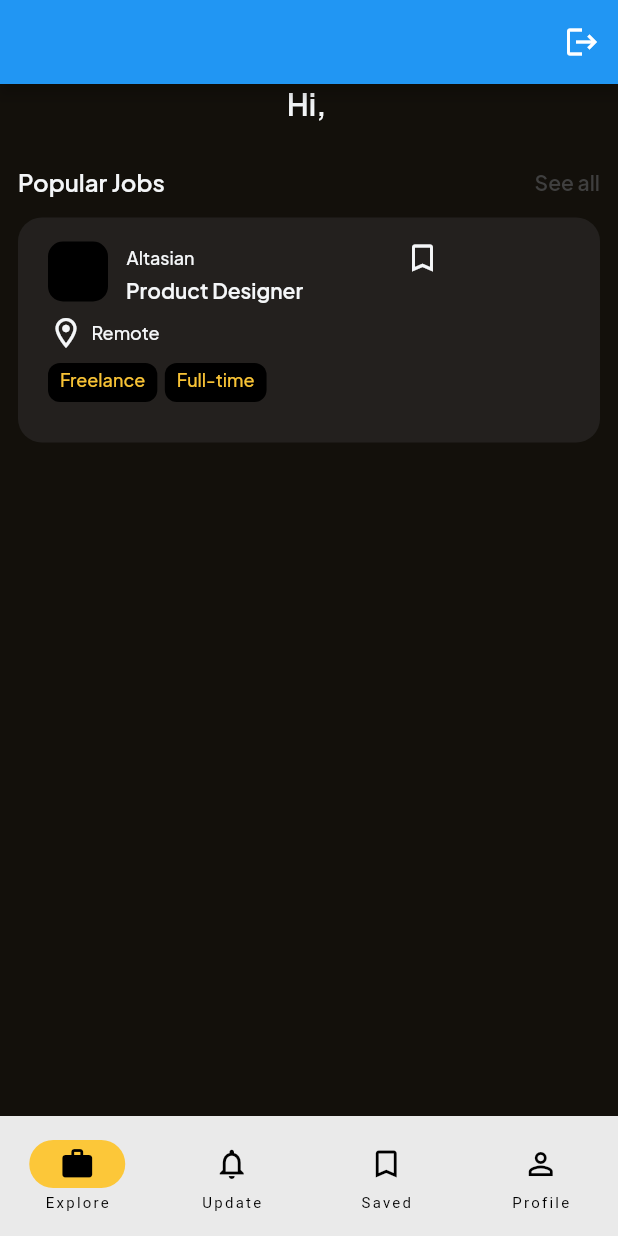
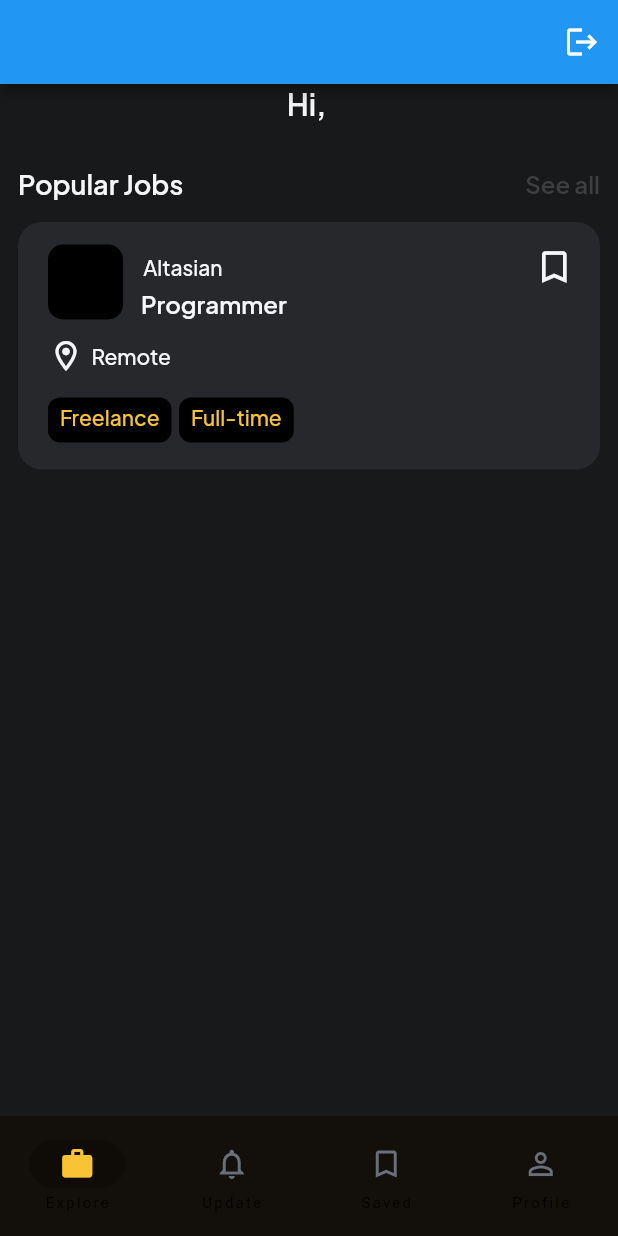
Before and after one commit to michaelAngelo1/enablind, a Flutter app: the screen it shows once a user with an empty profile is signed in, on a phone screen of 412 x 824 dp. Run offline on Flutter 3.47's test engine with Material 2 defaults, Android fonts, the phone set to English and light mode, and no system bars; our stand-ins replace cloud_firestore, firebase_auth, firebase_core, firebase_database, google_fonts; accounts and stored records are empty.

Commit message:
feat: final jobcard, refined bottomnavbar

```diff
--- a/lib/pages/auth/home_page.dart
+++ b/lib/pages/auth/home_page.dart
@@ -37,7 +37,7 @@ class _HomePageState extends State<HomePage> {
       body: <Widget>[
           Container(
             decoration: const BoxDecoration(
-              color: Color(0xffb0f0c07),
+              color: mainBgColor,
             ),
             height: MediaQuery.of(context).size.height,
             width: MediaQuery.of(context).size.width,
@@ -62,7 +62,7 @@ class _HomePageState extends State<HomePage> {
                       Text(
                         "Popular Jobs",
                         style: GoogleFonts.plusJakartaSans(
-                          fontSize: 16.0,
+                          fontSize: 18,
                           fontWeight: FontWeight.w600,
                           color: titleContentColor,
                         )
@@ -77,7 +77,7 @@ class _HomePageState extends State<HomePage> {
                       Text(
                         "See all",
                         style: GoogleFonts.plusJakartaSans(
-                          fontSize: 14.0,
+                          fontSize: 16.0,
                           fontWeight: FontWeight.w600,
                           color: Color(0xffb404040),
                         )
@@ -129,41 +129,65 @@ class _HomePageState extends State<HomePage> {
         ][currentPageIndex],
 
       // BottomNavBar: Explore, Notifs, Saved, Profile
-      bottomNavigationBar: NavigationBar(
+      bottomNavigationBar:  NavigationBar(
         onDestinationSelected: (int index) {
           setState(() {
             currentPageIndex = index;
           });
         },
-        indicatorColor: accentColor,
+        backgroundColor: bottomNavBarColor,
+        indicatorColor: bottomNavBarColor,
         selectedIndex: currentPageIndex,
         destinations: const <Widget>[
-
           // Explore Jobs
           NavigationDestination(
-            selectedIcon: Icon(Icons.work),
-            icon: Icon(Icons.work_outline),
+            selectedIcon: Icon(
+              Icons.work,
+              color: accentColor
+            ),
+            icon: Icon(
+              Icons.work_outline,
+              color: disabledNavbar
+            ),
             label: 'Explore'
           ),
 
           // Notifs
           NavigationDestination(
-            selectedIcon: Icon(Icons.notifications),
-            icon: Icon(Icons.notifications_outlined),
+            selectedIcon: Icon(
+              Icons.notifications,
+              color: accentColor
+            ),
+            icon: Icon(
+              Icons.notifications_outlined,
+              color: disabledNavbar
+            ),
             label: 'Update'
           ),
 
           // Saved Jobs
           NavigationDestination(
-            selectedIcon: Icon(Icons.bookmark),
-            icon: Icon(Icons.bookmark_border),
-            label: 'Saved'
+            selectedIcon: Icon(
+              Icons.bookmark,
+              color: accentColor
+            ),
+            icon: Icon(Icons.bookmark_border,
+              color: disabledNavbar
+            ),
+            label: 'Saved',
+
           ),
 
           // Profile
           NavigationDestination(
-            selectedIcon: Icon(Icons.person),
-            icon: Icon(Icons.person_outline),
+            selectedIcon: Icon(
+              Icons.person,
+              color: accentColor
+            ),
+            icon: Icon(
+              Icons.person_outline,
+              color: disabledNavbar
+            ),
             label: 'Profile'
           ),
         ]
--- a/lib/pages/auth/login_page.dart
+++ b/lib/pages/auth/login_page.dart
@@ -66,7 +66,6 @@ class LoginPage extends StatelessWidget {
               ),
 
               const SizedBox(height: 10),
-
               // forgot password?
               Padding(
                 padding: const EdgeInsets.symmetric(horizontal: 25.0),
--- a/lib/pages/jobs/jobcard.dart
+++ b/lib/pages/jobs/jobcard.dart
@@ -10,8 +10,8 @@ class JobCard extends StatelessWidget {
   @override
   Widget build(BuildContext context) {
     return Container(
-      height: 150,
-      width: 500,
+      height: 165,
+      width: 400,
       decoration: BoxDecoration(
         color: cardJobListColor,
         borderRadius: BorderRadius.all(Radius.circular(16)),
@@ -28,8 +28,8 @@ class JobCard extends StatelessWidget {
               children: [
                 // Company Logo
                 Container(
-                  width: 40,
-                  height: 40,
+                  width: 50,
+                  height: 50,
                   decoration: const BoxDecoration(
                     color: Colors.black,
                     borderRadius: const BorderRadius.all(Radius.circular(10)),
@@ -44,21 +44,25 @@ class JobCard extends StatelessWidget {
                     // Company
                     Row(
                       children: [
-                        Text(
+                        SizedBox(
+                          width: 180,
+                          child: Text(
                             "Altasian",
                             style: GoogleFonts.plusJakartaSans(
-                            fontSize: 12,
+                              fontSize: 14,
                               fontWeight: FontWeight.w500,
                               color: titleContentColor,
                             )
                           ),
+                        ),
 
                         // Save Job List
                         Container(
-                          margin: const EdgeInsets.only(left: 140.0),
+                          margin: const EdgeInsets.only(left: 80.0),
                           width: 2,
                           child: Icon(
                             Icons.bookmark_border_outlined,
+                            size: 28,
                             color: titleContentColor,
                           ),
                         )
@@ -68,13 +72,16 @@ class JobCard extends StatelessWidget {
                     // Role Text
                     Row(
                       children: [
-                        Text(
-                          "Product Designer",
+                        SizedBox(
+                          width: 195,
+                          child: Text(
+                            "Programmer",
                             style: GoogleFonts.plusJakartaSans(
-                            fontSize: 14,
+                              fontSize: 16,
                               fontWeight: FontWeight.w600,
                               color: titleContentColor,
                             )
+                          ),
                         ),
                         const SizedBox(
                           width: 70,
@@ -87,7 +94,7 @@ class JobCard extends StatelessWidget {
             ),
 
             // Location and Type of Work, Mode of Work
-            const SizedBox(height: 8.0),
+            const SizedBox(height: 12.0),
             Row(
               children: <Widget>[
                 Icon(
@@ -99,17 +106,17 @@ class JobCard extends StatelessWidget {
                   "Remote",
                   style: GoogleFonts.plusJakartaSans(
                     fontWeight: FontWeight.w500,
-                    fontSize: 12.0,
+                    fontSize: 14.0,
                     color: titleContentColor,
                   )
                 )
               ]
             ),
-            const SizedBox(height: 8.0),
+            const SizedBox(height: 16.0),
             Row(
               children: <Widget>[
                 Container(
-                  height: 26,
+                  height: 30,
                   padding: const EdgeInsets.symmetric(horizontal: 8, vertical: 4),
                   decoration: const BoxDecoration(
                     color: Colors.black,
@@ -119,14 +126,14 @@ class JobCard extends StatelessWidget {
                     "Freelance",
                     style: GoogleFonts.plusJakartaSans(
                       fontWeight: FontWeight.w500,
-                      fontSize: 12,
+                      fontSize: 14,
                       color: accentColor
                     )
                   )
                 ),
                 const SizedBox(width: 5),
                 Container(
-                  height: 26,
+                  height: 30,
                   padding: const EdgeInsets.symmetric(horizontal: 8, vertical: 4),
                   decoration: const BoxDecoration(
                     color: Colors.black,
@@ -136,7 +143,7 @@ class JobCard extends StatelessWidget {
                     "Full-time",
                     style: GoogleFonts.plusJakartaSans(
                       fontWeight: FontWeight.w500,
-                      fontSize: 12,
+                      fontSize: 14,
                       color: accentColor
                     )
                   )
--- /dev/null
+++ b/lib/pages/jobs/jobdetail.dart
@@ -0,0 +1,15 @@
+import 'package:flutter/material.dart';
+
+class MyWidget extends StatefulWidget {
+  const MyWidget({super.key});
+
+  @override
+  State<MyWidget> createState() => _MyWidgetState();
+}
+
+class _MyWidgetState extends State<MyWidget> {
+  @override
+  Widget build(BuildContext context) {
+    return const Placeholder();
+  }
+}
--- a/lib/variables.dart
+++ b/lib/variables.dart
@@ -4,3 +4,7 @@ import 'package:flutter/material.dart';
 const accentColor = Color(0xffbfcc636);
 const titleContentColor = Color(0xffbf8fafc);
 Color cardJobListColor = Color.fromARGB(255, 97, 98, 108).withOpacity(0.2);
+
+const mainBgColor = Color(0xffb141517);
+const bottomNavBarColor = Color(0xffb0F0C07);
+const disabledNavbar = Color(0xffb6a707c);
```
Lines whose indentation alone changed are shown as unchanged.
